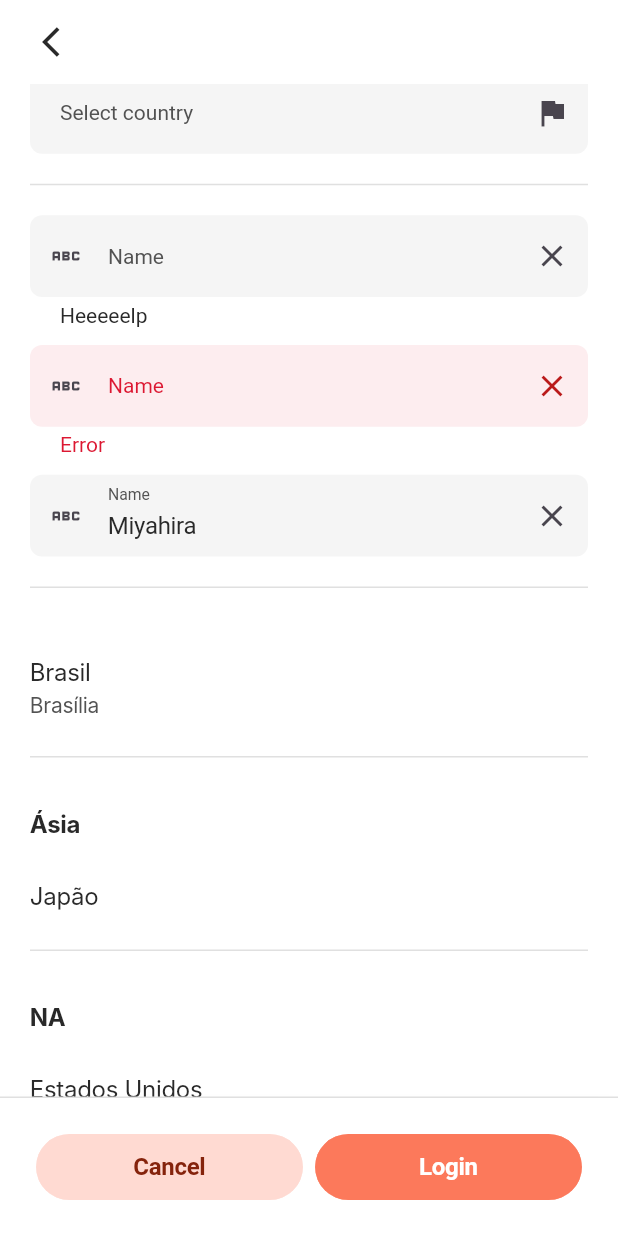
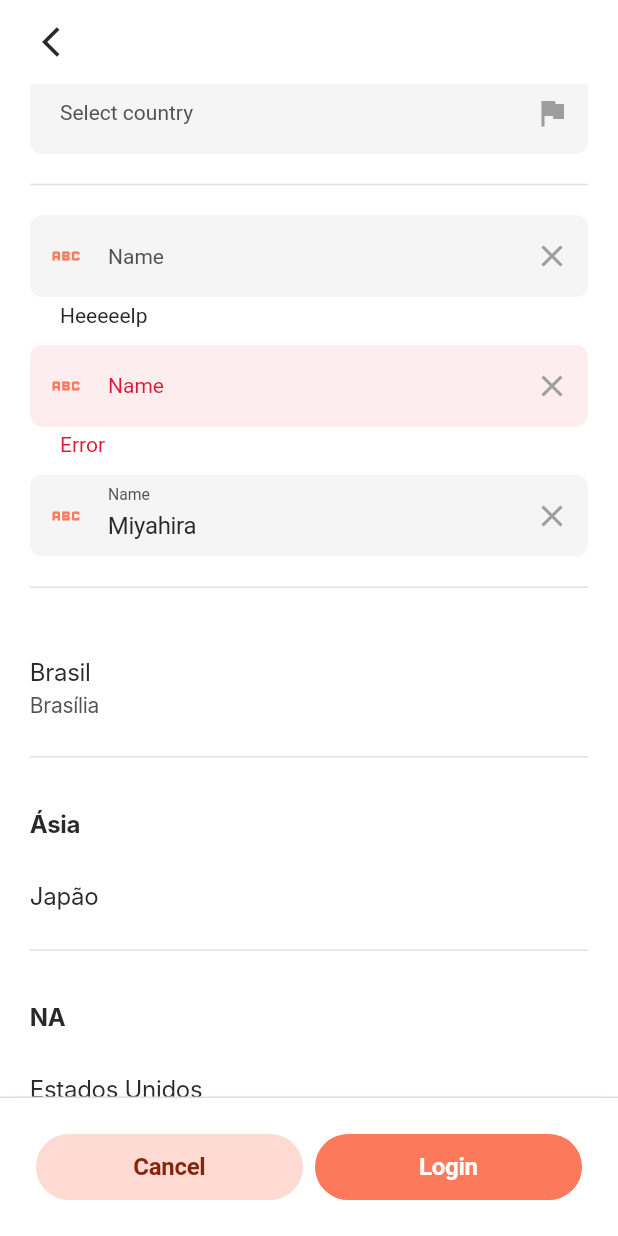
Before and after one commit to fmiyahira/events_time_microapp_ds, a Flutter app: the screen it shows after launch, scrolled down 3456 dp, on a phone screen of 412 x 824 dp. Run offline on Flutter 3.47's test engine with Material 2 defaults, Android fonts, the phone set to English and light mode, and no system bars; our stand-ins replace flutter_svg; Roboto replaces fonts that are missing (Inter).

Commit message:
fixes text field icon colors

```diff
--- a/lib/src/widgets/text_field/text_field.dart
+++ b/lib/src/widgets/text_field/text_field.dart
@@ -30,6 +30,7 @@ class DSTextField extends StatefulWidget {
   final TextEditingController? controller;
   final Function()? onTap;
   final Function(String)? onFieldSubmitted;
+  final Function()? onEditingComplete;
   final Function(String)? onChanged;
   final FormFieldValidator<String>? validator;
   final bool obscure;
@@ -67,6 +68,7 @@ class DSTextField extends StatefulWidget {
     this.focusNode,
     this.onTap,
     this.onFieldSubmitted,
+    this.onEditingComplete,
   });
 
   @override
@@ -146,6 +148,7 @@ class _DSTextFieldState extends State<DSTextField> {
       keyboardType: widget.keyboardType,
       textInputAction: widget.textInputAction,
       inputFormatters: widget.inputFormatters,
+      onEditingComplete: widget.onEditingComplete,
       controller: controller,
       obscureText: widget.obscure == true ||
           (hidePassword && widget.type == DSTextFieldType.PASSWORD),
@@ -171,7 +174,16 @@ class _DSTextFieldState extends State<DSTextField> {
           focusedBorder: textFieldTheme.focusedBorder,
           focusedErrorBorder: textFieldTheme.focusedErrorBorder,
           counter: widget.hideCounter ? const Offstage() : null,
-      ),
+          suffixIconColor: MaterialStateColor.resolveWith(
+              (Set<MaterialState> states) =>
+                  states.contains(MaterialState.focused)
+                      ? textFieldTheme.iconColor!
+                      : Colors.grey),
+          prefixIconColor: MaterialStateColor.resolveWith(
+              (Set<MaterialState> states) =>
+                  states.contains(MaterialState.focused)
+                      ? Colors.grey
+                      : textFieldTheme.iconColor!)),
       onTap: widget.onTap,
       onFieldSubmitted: widget.onFieldSubmitted,
       validator: widget.validator,
--- a/lib/src/widgets/text_field/text_field_theme.dart
+++ b/lib/src/widgets/text_field/text_field_theme.dart
@@ -82,7 +82,7 @@ final DSTextFieldTheme textFieldThemeDefault = DSTextFieldTheme(
   padding: const EdgeInsets.symmetric(horizontal: 16.0, vertical: 8.0),
   color: DSColors.neutral.s96,
   errorColor: DSColors.error.lighter,
-  iconColor: DSColors.neutral.s24,
+  iconColor: DSColors.primary.base,
   cursorColor: DSColors.primary.base,
   labelColor: DSColors.neutral.s46,
   labelFocusedColor: DSColors.primary.base,
```
Lines whose indentation alone changed are shown as unchanged.
